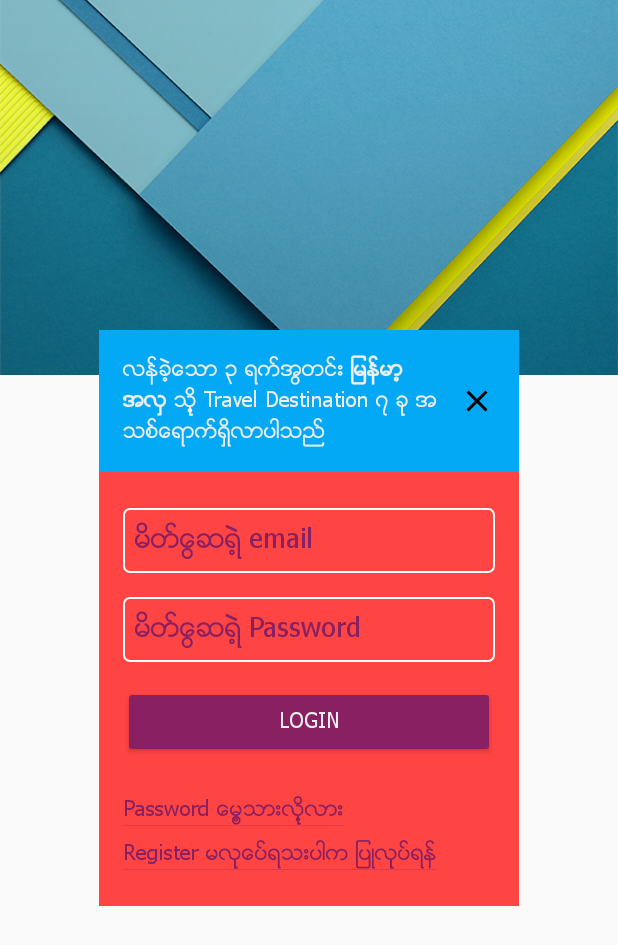
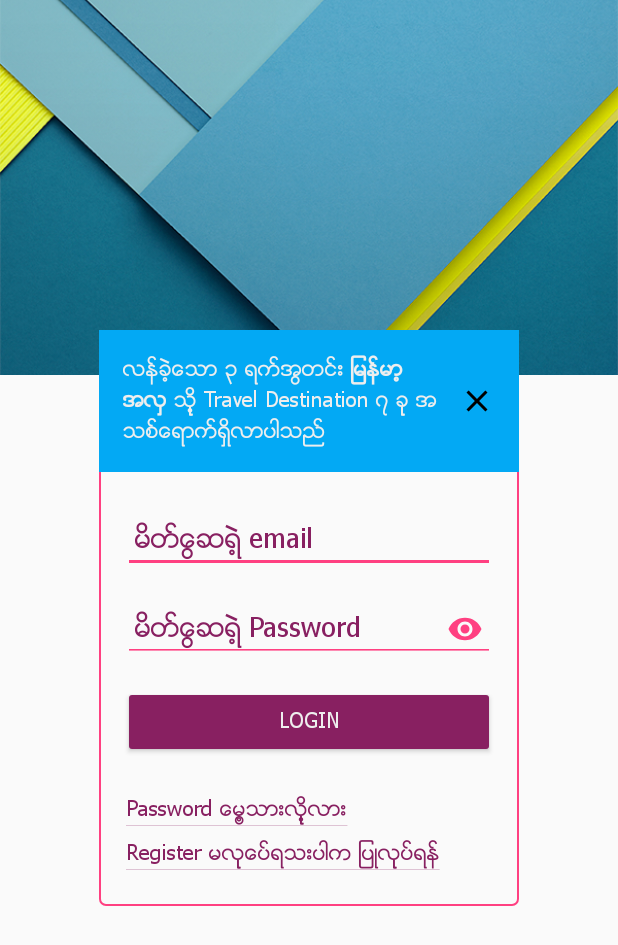
Before and after one commit to agpyaephyo/PADC-MyanamrAttractions, an Android app: the AccountControlActivity screen opened directly, with no data from a screen before it, on a phone screen of 412 x 824 dp. Shown: the top 945 px of the screen. Run offline under Robolectric (Android 15) with nearby library versions, the phone set to English and light mode, and no system bars; our stand-ins replace ButterKnife; libraries missing offline, so code that uses them is left out: de.greenrobot.event; pictures from the network do not load; 4 statements that could not run were skipped.

```diff
--- a/mobile/src/main/java/xyz/aungpyaephyo/padc/myanmarattractions/data/agents/AttractionDataAgent.java
+++ b/mobile/src/main/java/xyz/aungpyaephyo/padc/myanmarattractions/data/agents/AttractionDataAgent.java
@@ -6,4 +6,5 @@ package xyz.aungpyaephyo.padc.myanmarattractions.data.agents;
 public interface AttractionDataAgent {
     void loadAttractions();
     void register(String name, String email, String password, String dateOfBirth, String countryOfOrigin);
+    void login(String email, String password);
 }
--- a/mobile/src/main/java/xyz/aungpyaephyo/padc/myanmarattractions/data/agents/HttpUrlConnectionDataAgent.java
+++ b/mobile/src/main/java/xyz/aungpyaephyo/padc/myanmarattractions/data/agents/HttpUrlConnectionDataAgent.java
@@ -135,6 +135,11 @@ public class HttpUrlConnectionDataAgent implements AttractionDataAgent {
 
     }
 
+    @Override
+    public void login(String email, String password) {
+
+    }
+
     private String getQuery(List<NameValuePair> params) throws UnsupportedEncodingException {
         StringBuilder result = new StringBuilder();
         boolean first = true;
--- a/mobile/src/main/java/xyz/aungpyaephyo/padc/myanmarattractions/data/agents/OfflineDataAgent.java
+++ b/mobile/src/main/java/xyz/aungpyaephyo/padc/myanmarattractions/data/agents/OfflineDataAgent.java
@@ -54,4 +54,9 @@ public class OfflineDataAgent implements AttractionDataAgent {
     public void register(String name, String email, String password, String dateOfBirth, String countryOfOrigin) {
 
     }
+
+    @Override
+    public void login(String email, String password) {
+
+    }
 }
--- a/mobile/src/main/java/xyz/aungpyaephyo/padc/myanmarattractions/data/agents/OkHttpDataAgent.java
+++ b/mobile/src/main/java/xyz/aungpyaephyo/padc/myanmarattractions/data/agents/OkHttpDataAgent.java
@@ -90,4 +90,9 @@ public class OkHttpDataAgent implements AttractionDataAgent {
     public void register(String name, String email, String password, String dateOfBirth, String countryOfOrigin) {
 
     }
+
+    @Override
+    public void login(String email, String password) {
+
+    }
 }
--- a/mobile/src/main/java/xyz/aungpyaephyo/padc/myanmarattractions/data/agents/retrofit/AttractionApi.java
+++ b/mobile/src/main/java/xyz/aungpyaephyo/padc/myanmarattractions/data/agents/retrofit/AttractionApi.java
@@ -5,6 +5,7 @@ import retrofit2.http.Field;
 import retrofit2.http.FormUrlEncoded;
 import retrofit2.http.POST;
 import xyz.aungpyaephyo.padc.myanmarattractions.data.responses.AttractionListResponse;
+import xyz.aungpyaephyo.padc.myanmarattractions.data.responses.LoginResponse;
 import xyz.aungpyaephyo.padc.myanmarattractions.data.responses.RegisterResponse;
 import xyz.aungpyaephyo.padc.myanmarattractions.utils.MyanmarAttractionsConstants;
 
@@ -26,4 +27,10 @@ public interface AttractionApi {
             @Field(MyanmarAttractionsConstants.PARAM_PASSWORD) String password,
             @Field(MyanmarAttractionsConstants.PARAM_DATE_OF_BIRTH) String dateOfBirth,
             @Field(MyanmarAttractionsConstants.PARAM_COUNTRY_OF_ORIGIN) String countryOfOrigin);
+
+    @FormUrlEncoded
+    @POST(MyanmarAttractionsConstants.API_LOGIN)
+    Call<LoginResponse> login(
+            @Field(MyanmarAttractionsConstants.PARAM_EMAIL) String email,
+            @Field(MyanmarAttractionsConstants.PARAM_PASSWORD) String password);
 }
--- a/mobile/src/main/java/xyz/aungpyaephyo/padc/myanmarattractions/data/vos/UserVO.java
+++ b/mobile/src/main/java/xyz/aungpyaephyo/padc/myanmarattractions/data/vos/UserVO.java
@@ -37,7 +37,9 @@ public class UserVO {
     @SerializedName("country_of_origin")
     private String countryOfOrigin;
 
+    @SerializedName("registered_date")
     private String registeredDateText; //YYYY-MM-dd
+
     private String lastUsedDate;
 
     public String getName() {
--- a/mobile/src/main/java/xyz/aungpyaephyo/padc/myanmarattractions/fragments/LoginFragment.java
+++ b/mobile/src/main/java/xyz/aungpyaephyo/padc/myanmarattractions/fragments/LoginFragment.java
@@ -19,6 +19,7 @@ import butterknife.OnClick;
 import xyz.aungpyaephyo.padc.myanmarattractions.R;
 import xyz.aungpyaephyo.padc.myanmarattractions.controllers.UserSessionController;
 import xyz.aungpyaephyo.padc.myanmarattractions.utils.CommonUtils;
+import xyz.aungpyaephyo.padc.myanmarattractions.views.PasswordVisibilityListener;
 
 /**
  * Created by aung on 7/15/16.
@@ -63,6 +64,8 @@ public class LoginFragment extends Fragment {
 
         lblLoginTitle.setText(Html.fromHtml(getString(R.string.lbl_login_title)));
 
+        etPassword.setOnTouchListener(new PasswordVisibilityListener());
+
         return rootView;
     }
 
--- a/mobile/src/main/java/xyz/aungpyaephyo/padc/myanmarattractions/utils/MyanmarAttractionsConstants.java
+++ b/mobile/src/main/java/xyz/aungpyaephyo/padc/myanmarattractions/utils/MyanmarAttractionsConstants.java
@@ -10,6 +10,7 @@ public class MyanmarAttractionsConstants {
     public static final String ATTRACTION_BASE_URL = "http://www.aungpyaephyo.xyz/myanmar_attractions/";
     public static final String API_GET_ATTRACTION_LIST = "getAttractionsList.php";
     public static final String API_REGISTER = "register.php";
+    public static final String API_LOGIN = "login.php";
 
     public static final String PARAM_ACCESS_TOKEN = "access_token";
 
--- a/mobile/src/main/res/layout/activity_account_control.xml
+++ b/mobile/src/main/res/layout/activity_account_control.xml
@@ -12,9 +12,8 @@
 
     <FrameLayout
         android:id="@+id/fl_container"
-        android:layout_width="280dp"
-        android:layout_height="wrap_content"
-        android:layout_centerInParent="true"
+        android:layout_width="match_parent"
+        android:layout_height="match_parent"
         />
 
 </RelativeLayout>
--- a/mobile/src/main/res/layout/fragment_login.xml
+++ b/mobile/src/main/res/layout/fragment_login.xml
@@ -1,10 +1,11 @@
 <?xml version="1.0" encoding="utf-8"?>
 <LinearLayout xmlns:android="http://schemas.android.com/apk/res/android"
-    android:layout_width="match_parent"
+    android:layout_width="280dp"
     android:layout_height="wrap_content"
     android:paddingBottom="@dimen/margin_large"
     android:orientation="vertical"
-    android:background="@android:color/holo_red_light">
+    android:background="@drawable/bg_rounded"
+    android:layout_gravity="center">
 
     <xyz.aungpyaephyo.padc.myanmarattractions.components.MMTextView
         android:id="@+id/lbl_login_title"
@@ -24,13 +25,13 @@
         android:layout_marginTop="@dimen/margin_large"
         android:layout_marginLeft="@dimen/margin_medium_2"
         android:layout_marginRight="@dimen/margin_medium_2"
-        android:background="@drawable/bg_rounded_white"
         android:hint="@string/msg_enter_email"
         android:maxLines="1"
         android:padding="@dimen/margin_medium"
         android:singleLine="true"
-        android:textColor="@color/white_full"
         android:textColorHint="@color/accent_dark"
+        android:inputType="textEmailAddress"
+        android:backgroundTint="?attr/colorAccent"
         />
 
     <xyz.aungpyaephyo.padc.myanmarattractions.components.MMEditText
@@ -40,13 +41,16 @@
         android:layout_marginTop="@dimen/margin_medium_2"
         android:layout_marginLeft="@dimen/margin_medium_2"
         android:layout_marginRight="@dimen/margin_medium_2"
-        android:background="@drawable/bg_rounded_white"
         android:hint="@string/msg_enter_password"
         android:maxLines="1"
         android:padding="@dimen/margin_medium"
         android:singleLine="true"
-        android:textColor="@color/white_full"
-        android:textColorHint="@color/accent_dark" />
+        android:textColorHint="@color/accent_dark"
+        android:inputType="textPassword"
+        android:drawablePadding="@dimen/margin_medium"
+        android:drawableRight="@drawable/ic_visibility_24dp"
+        android:backgroundTint="?attr/colorAccent"
+        />
 
     <xyz.aungpyaephyo.padc.myanmarattractions.components.MMButton
         android:id="@+id/btn_login"
@@ -63,7 +67,7 @@
         android:layout_width="wrap_content"
         android:layout_height="wrap_content"
         android:layout_marginTop="@dimen/margin_large"
-        android:layout_marginLeft="@dimen/margin_medium_2"
+        android:layout_marginLeft="@dimen/margin_medium_3"
         android:layout_marginRight="@dimen/margin_medium_2"
         android:textColor="@color/accent_dark"
         />
@@ -73,7 +77,7 @@
         android:layout_width="wrap_content"
         android:layout_height="wrap_content"
         android:layout_marginTop="@dimen/margin_medium"
-        android:layout_marginLeft="@dimen/margin_medium_2"
+        android:layout_marginLeft="@dimen/margin_medium_3"
         android:layout_marginRight="@dimen/margin_medium_2"
         android:textColor="@color/accent_dark"
         />
--- a/mobile/src/main/res/layout/view_pod_logout_user.xml
+++ b/mobile/src/main/res/layout/view_pod_logout_user.xml
@@ -27,7 +27,7 @@
         android:layout_height="wrap_content"
         android:layout_above="@id/btn_register"
         android:layout_alignParentRight="true"
-        android:layout_marginBottom="@dimen/margin_medium_2"
+        android:layout_marginBottom="@dimen/margin_medium"
         android:layout_marginRight="@dimen/margin_medium_2"
         android:text="@string/lbl_login" />
 
--- a/mobile/src/main/res/values/strings.xml
+++ b/mobile/src/main/res/values/strings.xml
@@ -49,6 +49,8 @@
     <string name="confirm_request_new_otp">Request New OTP</string>
 
     <string name="msg_welcome_new_user">အခုုလိုု က်ြန္ေတာ္တိုု့ ျမန္မာ့့ အလွ Mobile App ေလးမွာ Register လုုပ္တဲ့ အတြက္ ေက်းဇူးအမ်ားျကီးတင္ပါတယ္ ။ အခုုဆိုုရင္ မိတ္ေဆြစိတ္ျကိုုက္ Travel Destination မ်ားကိုု မွတ္သားနိုုင္ အသစ္ထပ္ထည့္နိုုင္ ေဝဖန္ အျကံျပဳနိုုင္ပါျပီ ။</string>
+    <string name="msg_welcome_returning_user"><b> ျမန္မာ့ အလွ </b> မွ ျပန္လည္ ျကိုုဆိုုပါတယ္ မိတ္ေဆြ</string>
+
     <string name="msg_confirm_logout">ျမန္မာ့ အလွ Mobile App မွ Logout ျပဳလုုပ္ရန္ ေသခ်ာပါသလား</string>
     <string name="lbl_login_action">Login</string>
 
```
Also changed, not shown: mobile/src/main/java/xyz/aungpyaephyo/padc/myanmarattractions/activities/AccountControlActivity.java (+19 -1 lines), mobile/src/main/java/xyz/aungpyaephyo/padc/myanmarattractions/activities/HomeActivity.java (+7 -1 lines), mobile/src/main/java/xyz/aungpyaephyo/padc/myanmarattractions/data/agents/retrofit/RetrofitDataAgent.java (+26 -2 lines), mobile/src/main/java/xyz/aungpyaephyo/padc/myanmarattractions/data/models/UserModel.java (+14 -1 lines), mobile/src/main/java/xyz/aungpyaephyo/padc/myanmarattractions/data/responses/LoginResponse.java (added, +32 -0 lines), mobile/src/main/java/xyz/aungpyaephyo/padc/myanmarattractions/events/UserEvent.java (+24 -0 lines), mobile/src/main/res/layout/fragment_register.xml (+9 -4 lines).
